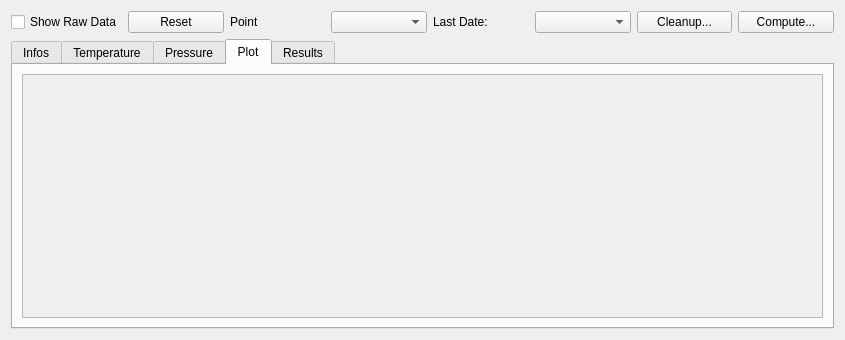
Above: molonari_data/molonaviz/datapointview.ui from leamailhol/MOLO-projet-interface before the change. Below: the same form after it.
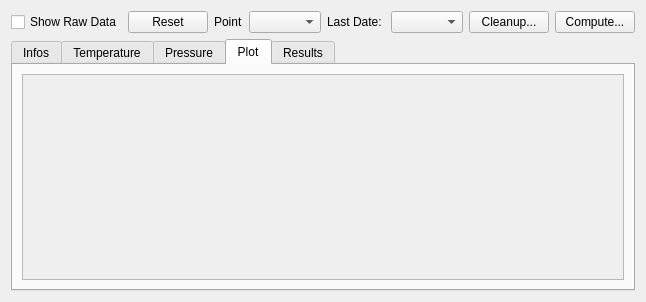
That is the form after the change. The open tabs and pages were chosen to show the change. Icons and pictures are not drawn.

Patch:
```diff
--- a/molonari_data/molonaviz/datapointview.ui
+++ b/molonari_data/molonaviz/datapointview.ui
@@ -6,8 +6,8 @@
    <rect>
     <x>0</x>
     <y>0</y>
-    <width>845</width>
-    <height>340</height>
+    <width>564</width>
+    <height>302</height>
    </rect>
   </property>
   <property name="windowTitle">
@@ -193,8 +193,8 @@
            <rect>
             <x>0</x>
             <y>0</y>
-            <width>415</width>
-            <height>266</height>
+            <width>532</width>
+            <height>228</height>
            </rect>
           </property>
           <layout class="QVBoxLayout" name="layoutMeasuresTemp"/>
```
Left out of the diff: 6 changed lines with no effect on the pictures.
